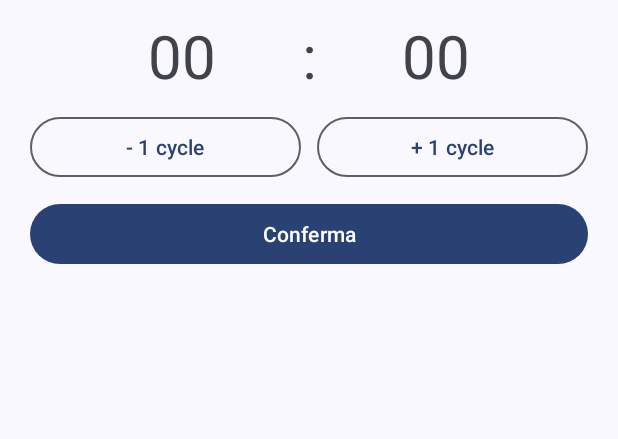
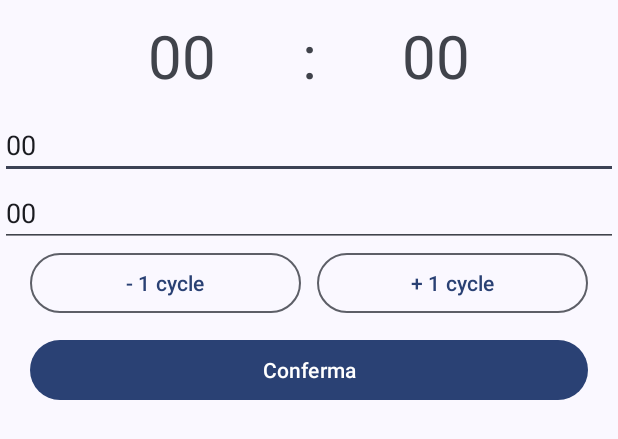
Before and after one commit to MichelangeloDePascale02/NinetyMinutesSleep, an Android app: the layout fragment_dialog_alarm_set.xml on its own in the app's theme, with its tools: preview values and no code run, on a phone screen of 412 x 824 dp. Shown: the top 439 px of the screen. Run offline under Robolectric (Android 15) with nearby library versions, the phone set to English and light mode, and no system bars.

Commit message:
Progress on Alarms
- Small progress on Alarms. They now have a proper sound and vibration. Added some EditText to allow easier testing.

```diff
--- a/app/build.gradle
+++ b/app/build.gradle
@@ -41,6 +41,7 @@ dependencies {
     implementation "androidx.compose.material3:material3:1.0.1"
     implementation "androidx.compose.material3:material3-window-size-class:1.0.1"
     implementation 'androidx.navigation:navigation-fragment:2.5.3'
+    implementation "androidx.lifecycle:lifecycle-service:2.2.0"
 
     testImplementation 'junit:junit:4.13.2'
     androidTestImplementation 'androidx.test.ext:junit:1.1.5'
--- a/app/src/main/java/com/swdp31plus/ninetyminutessleep/AlarmReceiver.java
+++ b/app/src/main/java/com/swdp31plus/ninetyminutessleep/AlarmReceiver.java
@@ -142,11 +142,11 @@ public class AlarmReceiver extends BroadcastReceiver {
     }
 
     private void startRescheduleAlarmsService(Context context) {
-        /*Intent intentService = new Intent(context, RescheduleAlarmsService.class); need to create this class
+        Intent intentService = new Intent(context, RescheduleAlarmsService.class);
         if (Build.VERSION.SDK_INT >= Build.VERSION_CODES.O) {
             context.startForegroundService(intentService);
         } else {
             context.startService(intentService);
-        }*/
+        }
     }
 }
--- a/app/src/main/java/com/swdp31plus/ninetyminutessleep/entities/Alarm.java
+++ b/app/src/main/java/com/swdp31plus/ninetyminutessleep/entities/Alarm.java
@@ -18,6 +18,6 @@ public class Alarm implements Comparable, Serializable {
     // TODO: fix compareTo
     @Override
     public int compareTo(Object o) {
-        return time.compareTo(o.toString());
+        return -time.compareTo(o.toString());
     }
 }
--- a/app/src/main/res/layout/fragment_alarm_show.xml
+++ b/app/src/main/res/layout/fragment_alarm_show.xml
@@ -11,6 +11,7 @@
         android:layout_height="wrap_content"
         android:gravity="center"
         android:textSize="40sp"
+        android:id="@+id/text"
         android:layout_marginVertical="15dp"
         android:layout_marginHorizontal="20dp"
         android:text="Wake up!"/>
--- a/app/src/main/res/layout/fragment_dialog_alarm_set.xml
+++ b/app/src/main/res/layout/fragment_dialog_alarm_set.xml
@@ -51,7 +51,18 @@
 
     </LinearLayout>
 
-
+    <EditText
+        android:id="@+id/hour"
+        android:layout_width="match_parent"
+        android:layout_height="wrap_content"
+        android:text="00">
+    </EditText>
+    <EditText
+        android:id="@+id/minute"
+        android:layout_width="match_parent"
+        android:layout_height="wrap_content"
+        android:text="00">
+    </EditText>
 
     <LinearLayout
         android:layout_width="match_parent"
```
Also changed, not shown: app/src/main/java/com/swdp31plus/ninetyminutessleep/AlarmService.java (+15 -12 lines), app/src/main/java/com/swdp31plus/ninetyminutessleep/RescheduleAlarmsService.java (added, +46 -0 lines), app/src/main/java/com/swdp31plus/ninetyminutessleep/ui/main/AlarmListFragment.java (+4 -9 lines), app/src/main/java/com/swdp31plus/ninetyminutessleep/ui/main/dialogs/DialogAddAlarmFragment.java (+8 -1 lines), 1 other file.
